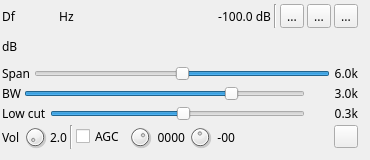
Old version of the form plugins/channelrx/demodssb/ssbdemodgui.ui in the repository f4exb/sdrangel.
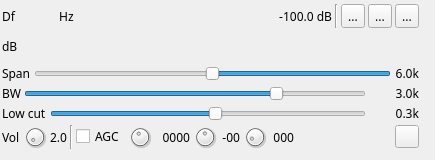
New version of the form. Icons and pictures are not drawn. Custom widgets are drawn as their Qt base class.

Commit message: SSB demod: improve AGC threshold handling

Patch:
```diff
--- a/plugins/channelrx/demodssb/ssbdemodgui.ui
+++ b/plugins/channelrx/demodssb/ssbdemodgui.ui
@@ -6,7 +6,7 @@
    <rect>
     <x>0</x>
     <y>0</y>
-    <width>370</width>
+    <width>435</width>
     <height>160</height>
    </rect>
   </property>
@@ -36,7 +36,7 @@
     <rect>
      <x>0</x>
      <y>0</y>
-     <width>360</width>
+     <width>421</width>
      <height>151</height>
     </rect>
    </property>
@@ -479,8 +479,11 @@
         <property name="toolTip">
          <string>AGC time constant (ms in log2 steps)</string>
         </property>
+        <property name="minimum">
+         <number>4</number>
+        </property>
         <property name="maximum">
-         <number>10</number>
+         <number>11</number>
         </property>
         <property name="pageStep">
          <number>1</number>
@@ -494,7 +497,7 @@
        <widget class="QLabel" name="agcTimeText">
         <property name="minimumSize">
          <size>
-          <width>30</width>
+          <width>35</width>
           <height>0</height>
          </size>
         </property>
@@ -553,6 +556,47 @@
         </property>
        </widget>
       </item>
+      <item>
+       <widget class="QDial" name="agcThresholdGate">
+        <property name="maximumSize">
+         <size>
+          <width>24</width>
+          <height>24</height>
+         </size>
+        </property>
+        <property name="toolTip">
+         <string>Set threshiold gate (ms)</string>
+        </property>
+        <property name="maximum">
+         <number>50</number>
+        </property>
+        <property name="pageStep">
+         <number>1</number>
+        </property>
+        <property name="value">
+         <number>5</number>
+        </property>
+       </widget>
+      </item>
+      <item>
+       <widget class="QLabel" name="agcThresholdGateText">
+        <property name="minimumSize">
+         <size>
+          <width>24</width>
+          <height>0</height>
+         </size>
+        </property>
+        <property name="toolTip">
+         <string>Threshiold gate (ms)</string>
+        </property>
+        <property name="text">
+         <string>000</string>
+        </property>
+        <property name="alignment">
+         <set>Qt::AlignRight|Qt::AlignTrailing|Qt::AlignVCenter</set>
+        </property>
+       </widget>
+      </item>
       <item>
        <spacer name="horizontalSpacer">
         <property name="orientation">
```
The commit also changes 6 other files.
